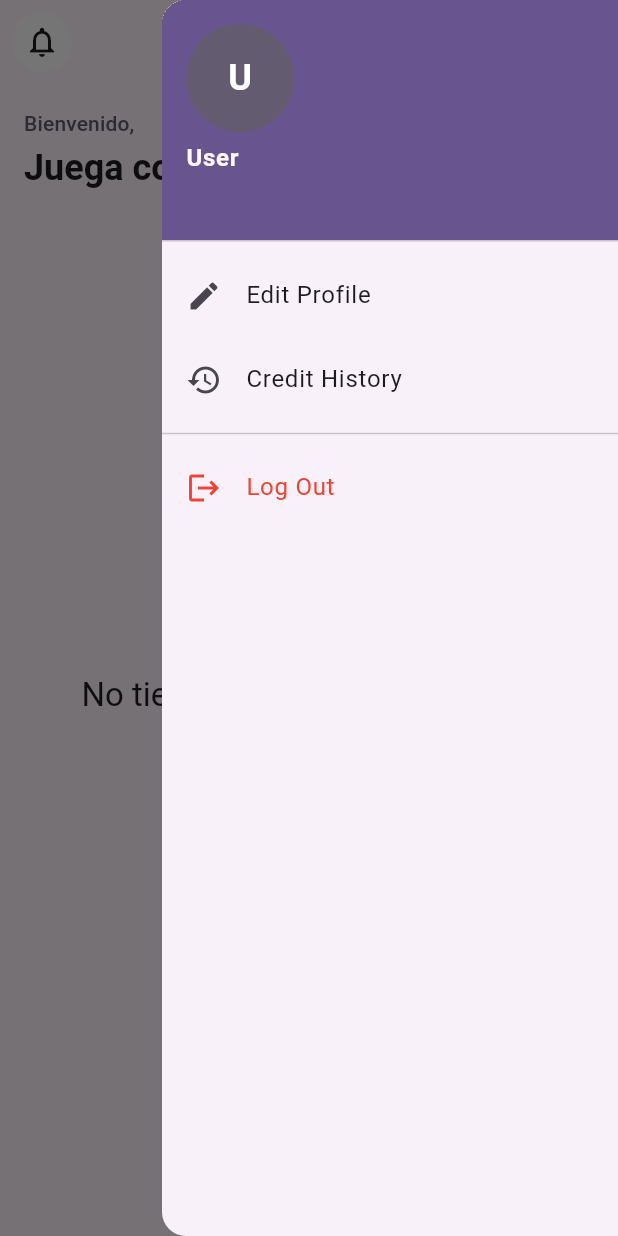
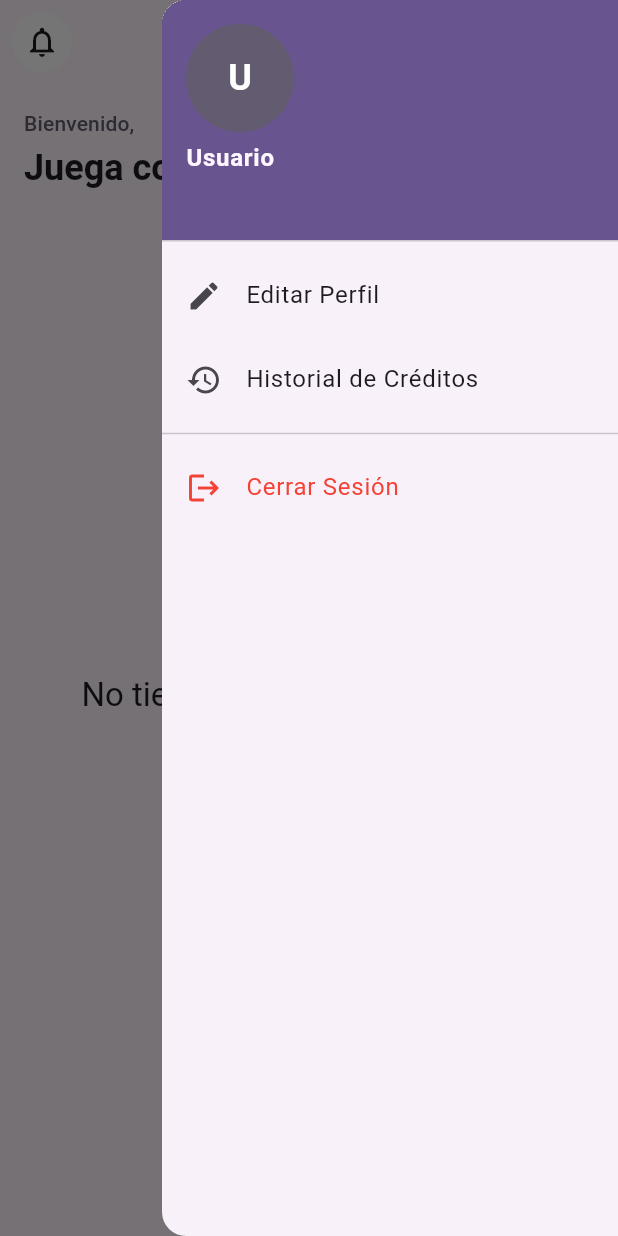
Before and after one commit to ricardocotillo/proplay, a Flutter app: the HomeScreen screen opened by its route, with the side drawer open, on a phone screen of 412 x 824 dp. Run offline on Flutter 3.47's test engine with Material 3 defaults, Android fonts, the phone set to English and light mode, and no system bars; our stand-ins replace bloc, cached_network_image, cloud_firestore, equatable, firebase_auth, firebase_core and 5 more; accounts and stored records are empty.

Commit message:
feat: translate app drawer UI text to Spanish
- Changed 'User' to 'Usuario' in account name fallback
- Translated 'Edit Profile' to 'Editar Perfil'
- Translated 'Credit History' to 'Historial de Créditos'
- Translated 'Log Out' to 'Cerrar Sesión' throughout logout flow
- Translated logout confirmation dialog text and buttons to Spanish

```diff
--- a/lib/widgets/app_drawer.dart
+++ b/lib/widgets/app_drawer.dart
@@ -63,7 +63,7 @@ class AppDrawer extends StatelessWidget {
                     ),
                   ),
             accountName: Text(
-              user != null ? user.fullName : 'User',
+              user != null ? user.fullName : 'Usuario',
               style: const TextStyle(fontSize: 16, fontWeight: FontWeight.bold),
             ),
             accountEmail: Text(
@@ -78,7 +78,7 @@ class AppDrawer extends StatelessWidget {
               children: [
                 ListTile(
                   leading: const Icon(Icons.edit),
-                  title: const Text('Edit Profile'),
+                  title: const Text('Editar Perfil'),
                   onTap: () {
                     context.pop(); // Close drawer
                     context.push('/edit-profile');
@@ -86,7 +86,7 @@ class AppDrawer extends StatelessWidget {
                 ),
                 ListTile(
                   leading: const Icon(Icons.history),
-                  title: const Text('Credit History'),
+                  title: const Text('Historial de Créditos'),
                   onTap: () {
                     context.pop(); // Close drawer
                     Navigator.push(
@@ -127,7 +127,7 @@ class AppDrawer extends StatelessWidget {
                 ListTile(
                   leading: const Icon(Icons.logout, color: Colors.red),
                   title: const Text(
-                    'Log Out',
+                    'Cerrar Sesión',
                     style: TextStyle(color: Colors.red),
                   ),
                   onTap: () {
@@ -136,14 +136,14 @@ class AppDrawer extends StatelessWidget {
                     showDialog(
                       context: context,
                       builder: (dialogContext) => AlertDialog(
-                        title: const Text('Log Out'),
+                        title: const Text('Cerrar Sesión'),
                         content: const Text(
-                          'Are you sure you want to log out?',
+                          '¿Estás seguro de que quieres cerrar sesión?',
                         ),
                         actions: [
                           TextButton(
                             onPressed: () => Navigator.pop(dialogContext),
-                            child: const Text('Cancel'),
+                            child: const Text('Cancelar'),
                           ),
                           TextButton(
                             onPressed: () {
@@ -152,7 +152,7 @@ class AppDrawer extends StatelessWidget {
                               authBloc.add(AuthLogoutRequested());
                             },
                             child: const Text(
-                              'Log Out',
+                              'Cerrar Sesión',
                               style: TextStyle(color: Colors.red),
                             ),
                           ),
```
